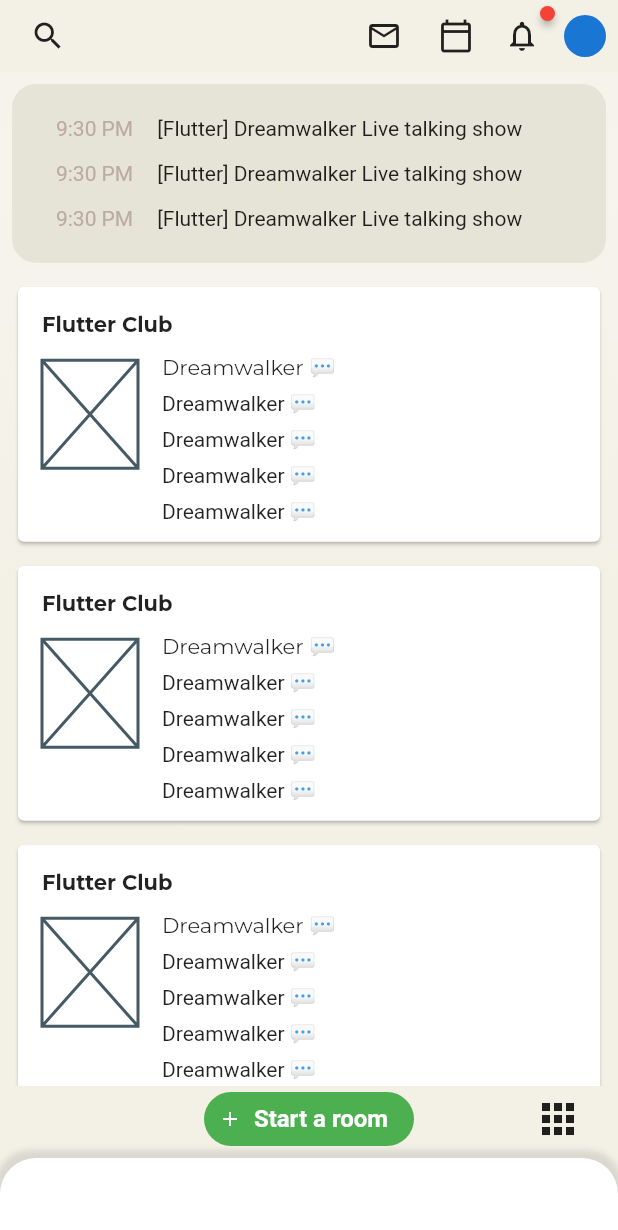
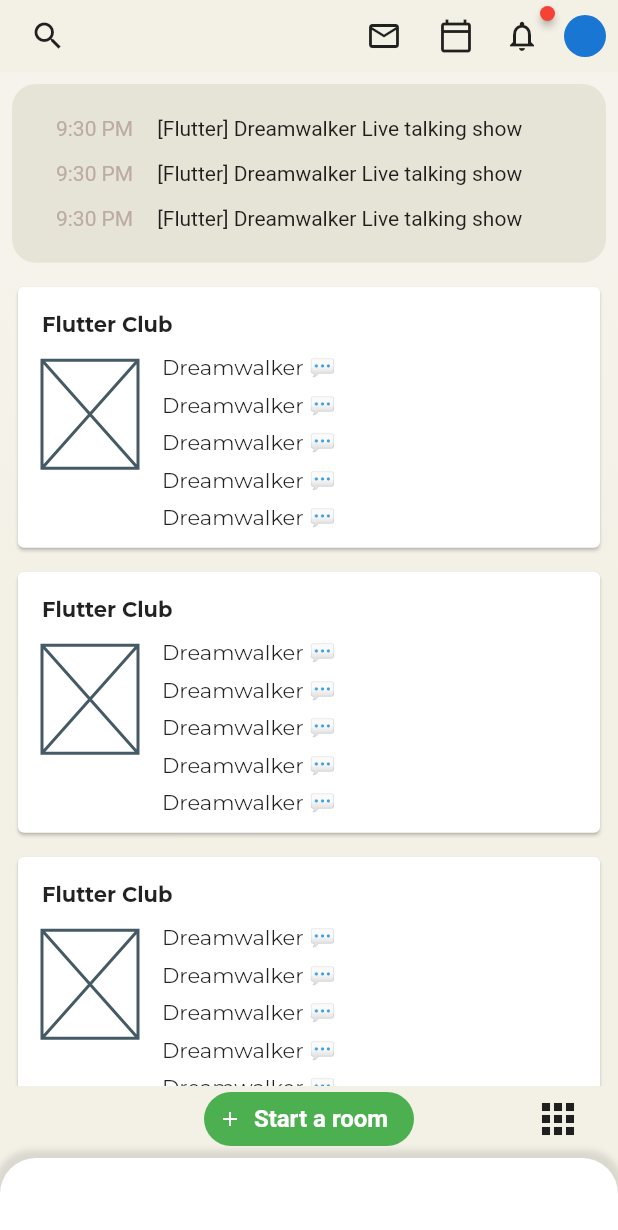
Before and after one commit to JAICHANGPARK/flutter_notebook_11th_story, a Flutter app: the screen it shows after launch, on a phone screen of 412 x 824 dp. Shown: the top 1230 px of the screen. Run offline on Flutter 3.47's test engine with Material 2 defaults, Android fonts, the phone set to English and light mode, and no system bars; drawn by our look-alikes of badges; our stand-ins replace backdrop, flutter_inner_drawer, google_fonts.

Commit message:
Update clubhouse_home_page.dart

```diff
--- a/lib/ep701_clubhouse/ui/clubhouse_home_page.dart
+++ b/lib/ep701_clubhouse/ui/clubhouse_home_page.dart
@@ -186,19 +186,31 @@ class _ClubhouseHomePageState extends State<ClubhouseHomePage> {
                                               ),
                                               Padding(
                                                 padding: const EdgeInsets.symmetric(vertical: 4),
-                                                child: Text("Dreamwalker 💬"),
+                                                child: Text(
+                                                  "Dreamwalker 💬",
+                                                  style: GoogleFonts.montserrat(),
+                                                ),
                                               ),
                                               Padding(
                                                 padding: const EdgeInsets.symmetric(vertical: 4),
-                                                child: Text("Dreamwalker 💬"),
+                                                child: Text(
+                                                  "Dreamwalker 💬",
+                                                  style: GoogleFonts.montserrat(),
+                                                ),
                                               ),
                                               Padding(
                                                 padding: const EdgeInsets.symmetric(vertical: 4),
-                                                child: Text("Dreamwalker 💬"),
+                                                child: Text(
+                                                  "Dreamwalker 💬",
+                                                  style: GoogleFonts.montserrat(),
+                                                ),
                                               ),
                                               Padding(
                                                 padding: const EdgeInsets.symmetric(vertical: 4),
-                                                child: Text("Dreamwalker 💬"),
+                                                child: Text(
+                                                  "Dreamwalker 💬",
+                                                  style: GoogleFonts.montserrat(),
+                                                ),
                                               )
                                             ],
                                           ),
```
